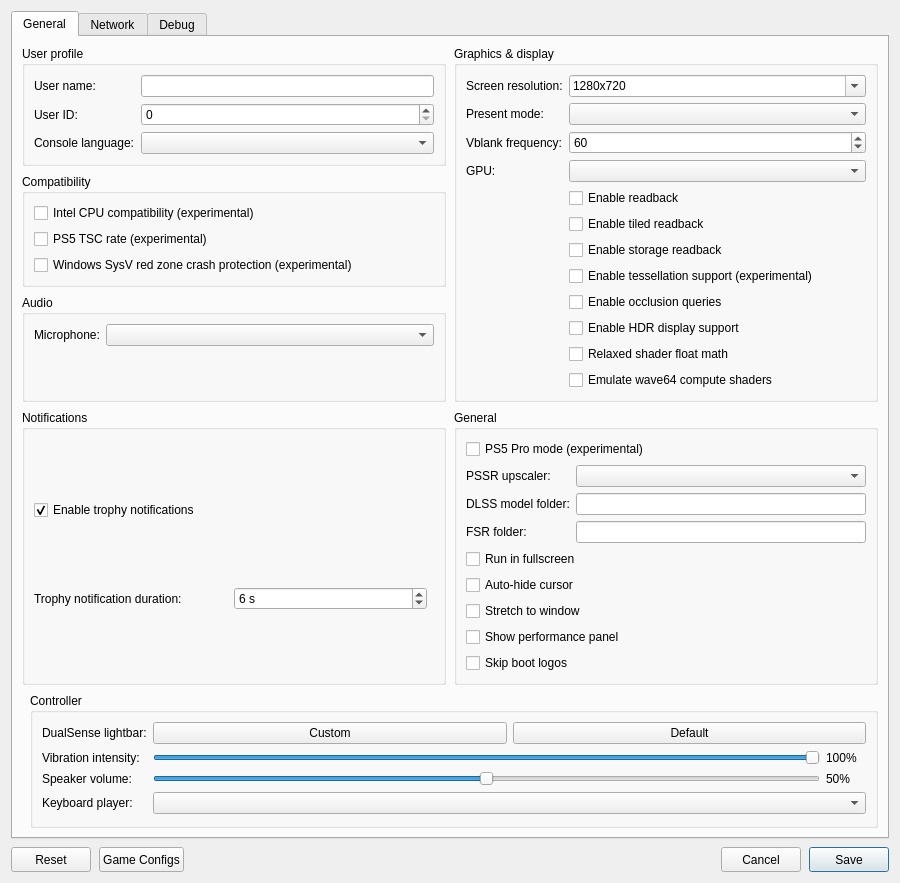
The window that src/launcher/forms/configuration_edit_dialog.ui (CarRamRod-963/KytyPS5) describes before a commit, drawn with Qt 5.
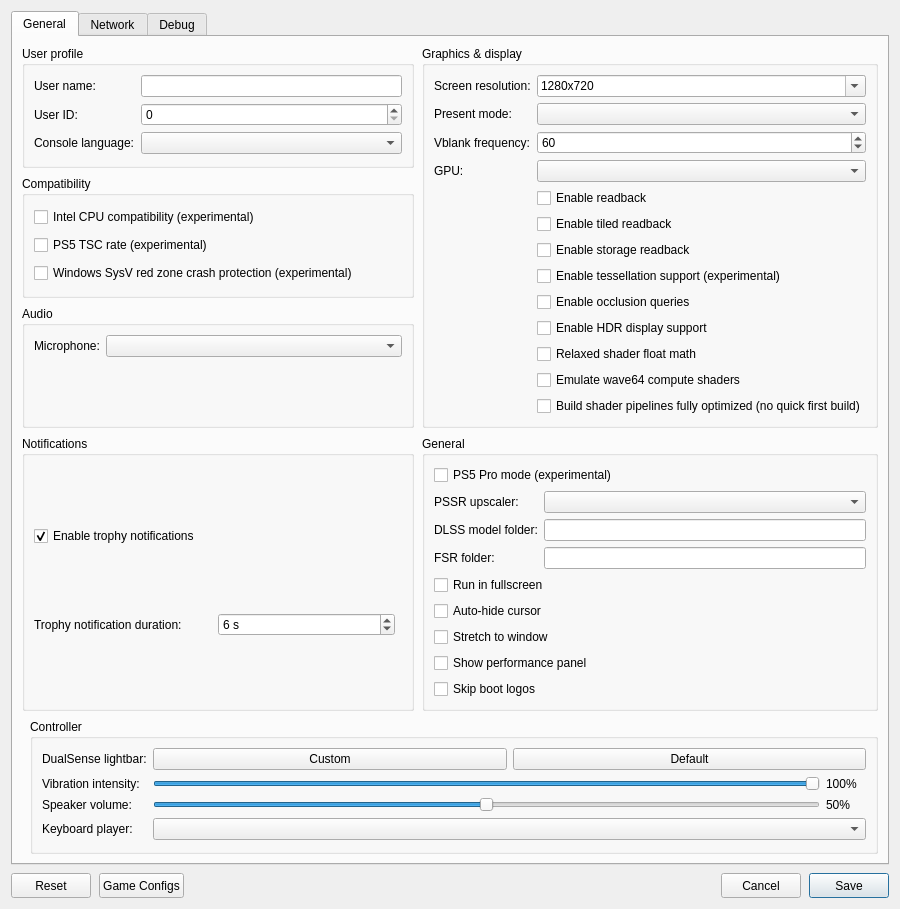
The same window after the commit. Custom widgets are drawn as their Qt base class.

Commit message:
launcher: add the setting to build pipelines optimized at once
A checkbox passes --no-async-pipelines to the emulator; saved as
no_async_pipelines.

What changed in the file:
```diff
--- a/src/launcher/forms/configuration_edit_dialog.ui
+++ b/src/launcher/forms/configuration_edit_dialog.ui
@@ -209,6 +209,12 @@
               <property name="text"><string>Emulate wave64 compute shaders</string></property>
              </widget>
             </item>
+            <item row="13" column="1">
+             <widget class="QCheckBox" name="checkBox_no_async_pipelines">
+              <property name="toolTip"><string>Build each new shader pipeline fully optimized before it is used, instead of a quick unoptimized build first. New shaders take longer to appear; can help on GPUs whose driver crashes during the quick build.</string></property>
+              <property name="text"><string>Build shader pipelines fully optimized (no quick first build)</string></property>
+             </widget>
+            </item>
            </layout>
           </widget>
          </item>
```
The commit also changes 4 other files.
